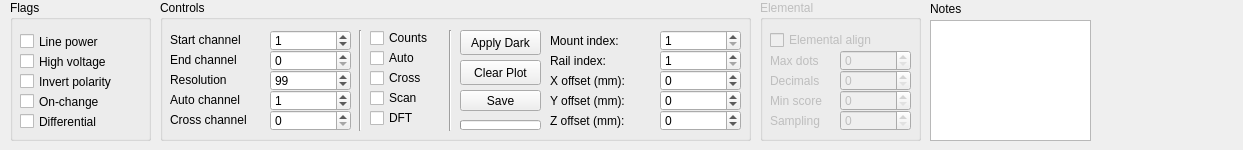
ahp-electronics/xc-gui, file line.ui: the form before one commit.
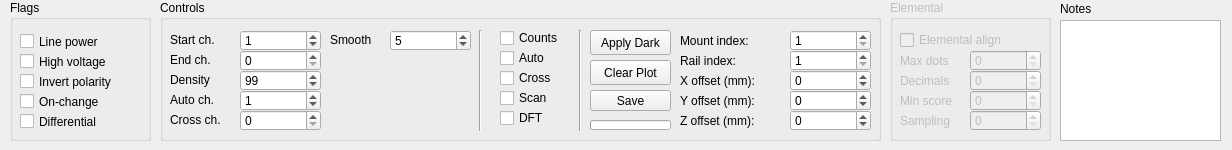
The form after the commit.

The edit to the form file:
```diff
--- a/line.ui
+++ b/line.ui
@@ -6,7 +6,7 @@
    <rect>
     <x>0</x>
     <y>0</y>
-    <width>1243</width>
+    <width>1232</width>
     <height>150</height>
    </rect>
   </property>
@@ -94,7 +94,7 @@
   <widget class="QPlainTextEdit" name="Notes">
    <property name="geometry">
     <rect>
-     <x>930</x>
+     <x>1060</x>
      <y>20</y>
      <width>161</width>
      <height>121</height>
@@ -104,7 +104,7 @@
   <widget class="QLabel" name="label">
    <property name="geometry">
     <rect>
-     <x>930</x>
+     <x>1060</x>
      <y>0</y>
      <width>67</width>
      <height>17</height>
@@ -120,7 +120,7 @@
    </property>
    <property name="geometry">
     <rect>
-     <x>760</x>
+     <x>890</x>
      <y>0</y>
      <width>161</width>
      <height>141</height>
@@ -273,7 +273,7 @@
     <rect>
      <x>160</x>
      <y>0</y>
-     <width>591</width>
+     <width>721</width>
      <height>141</height>
     </rect>
    </property>
@@ -283,7 +283,7 @@
    <widget class="QCheckBox" name="Counts">
     <property name="geometry">
      <rect>
-      <x>210</x>
+      <x>340</x>
       <y>30</y>
       <width>71</width>
       <height>16</height>
@@ -299,7 +299,7 @@
     </property>
     <property name="geometry">
      <rect>
-      <x>210</x>
+      <x>340</x>
       <y>50</y>
       <width>71</width>
       <height>16</height>
@@ -312,7 +312,7 @@
    <widget class="QSpinBox" name="StartChannel">
     <property name="geometry">
      <rect>
-      <x>110</x>
+      <x>80</x>
       <y>30</y>
       <width>81</width>
       <height>21</height>
@@ -327,12 +327,12 @@
      <rect>
       <x>10</x>
       <y>30</y>
-      <width>101</width>
+      <width>61</width>
       <height>20</height>
      </rect>
     </property>
     <property name="text">
-     <string>Start channel</string>
+     <string>Start ch.</string>
     </property>
    </widget>
    <widget class="QLabel" name="label_8">
@@ -340,18 +340,18 @@
      <rect>
       <x>10</x>
       <y>50</y>
-      <width>101</width>
+      <width>61</width>
       <height>20</height>
      </rect>
     </property>
     <property name="text">
-     <string>End channel</string>
+     <string>End ch.</string>
     </property>
    </widget>
    <widget class="QSpinBox" name="EndChannel">
     <property name="geometry">
      <rect>
-      <x>110</x>
+      <x>80</x>
       <y>50</y>
       <width>81</width>
       <height>21</height>
@@ -364,7 +364,7 @@
    <widget class="QCheckBox" name="Crosscorrelations">
     <property name="geometry">
      <rect>
-      <x>210</x>
+      <x>340</x>
       <y>70</y>
       <width>71</width>
       <height>16</height>
@@ -377,7 +377,7 @@
    <widget class="QSpinBox" name="Resolution">
     <property name="geometry">
      <rect>
-      <x>110</x>
+      <x>80</x>
       <y>70</y>
       <width>81</width>
       <height>21</height>
@@ -398,18 +398,18 @@
      <rect>
       <x>10</x>
       <y>70</y>
-      <width>101</width>
+      <width>61</width>
       <height>20</height>
      </rect>
     </property>
     <property name="text">
-     <string>Resolution</string>
+     <string>Density</string>
     </property>
    </widget>
    <widget class="Line" name="line_2">
     <property name="geometry">
      <rect>
-      <x>190</x>
+      <x>310</x>
       <y>30</y>
       <width>21</width>
       <height>101</height>
@@ -422,7 +422,7 @@
    <widget class="QSpinBox" name="AutoChannel">
     <property name="geometry">
      <rect>
-      <x>110</x>
+      <x>80</x>
       <y>90</y>
       <width>81</width>
       <height>21</height>
@@ -435,7 +435,7 @@
    <widget class="QSpinBox" name="CrossChannel">
     <property name="geometry">
      <rect>
-      <x>110</x>
+      <x>80</x>
       <y>110</y>
       <width>81</width>
       <height>21</height>
@@ -450,12 +450,12 @@
      <rect>
       <x>10</x>
       <y>90</y>
-      <width>101</width>
+      <width>61</width>
       <height>20</height>
      </rect>
     </property>
     <property name="text">
-     <string>Auto channel</string>
+     <string>Auto ch.</string>
     </property>
    </widget>
    <widget class="QLabel" name="label_17">
@@ -463,18 +463,18 @@
      <rect>
       <x>10</x>
       <y>110</y>
-      <width>101</width>
+      <width>61</width>
       <height>20</height>
      </rect>
     </property>
     <property name="text">
-     <string>Cross channel</string>
+     <string>Cross ch.</string>
     </property>
    </widget>
    <widget class="QCheckBox" name="Active">
     <property name="geometry">
      <rect>
-      <x>210</x>
+      <x>340</x>
       <y>90</y>
       <width>51</width>
       <height>16</height>
@@ -487,7 +487,7 @@
    <widget class="QCheckBox" name="DFT">
     <property name="geometry">
      <rect>
-      <x>210</x>
+      <x>340</x>
       <y>110</y>
       <width>51</width>
       <height>16</height>
@@ -500,7 +500,7 @@
    <widget class="Line" name="line_3">
     <property name="geometry">
      <rect>
-      <x>280</x>
+      <x>410</x>
       <y>30</y>
       <width>21</width>
       <height>101</height>
@@ -513,7 +513,7 @@
    <widget class="QPushButton" name="TakeDark">
     <property name="geometry">
      <rect>
-      <x>300</x>
+      <x>430</x>
       <y>30</y>
       <width>81</width>
       <height>25</height>
@@ -526,7 +526,7 @@
    <widget class="QPushButton" name="Clear">
     <property name="geometry">
      <rect>
-      <x>300</x>
+      <x>430</x>
       <y>60</y>
       <width>81</width>
       <height>25</height>
@@ -539,7 +539,7 @@
    <widget class="QProgressBar" name="Progress">
     <property name="geometry">
      <rect>
-      <x>300</x>
+      <x>430</x>
       <y>120</y>
       <width>81</width>
       <height>10</height>
@@ -555,7 +555,7 @@
    <widget class="QLabel" name="label_14">
     <property name="geometry">
      <rect>
-      <x>390</x>
+      <x>520</x>
       <y>30</y>
       <width>101</width>
       <height>21</height>
@@ -568,7 +568,7 @@
    <widget class="QLabel" name="label_13">
     <property name="geometry">
      <rect>
-      <x>390</x>
+      <x>520</x>
       <y>50</y>
       <width>101</width>
       <height>21</height>
@@ -581,7 +581,7 @@
    <widget class="QLabel" name="label_9">
     <property name="geometry">
      <rect>
-      <x>390</x>
+      <x>520</x>
       <y>70</y>
       <width>101</width>
       <height>21</height>
@@ -594,7 +594,7 @@
    <widget class="QLabel" name="label_10">
     <property name="geometry">
      <rect>
-      <x>390</x>
+      <x>520</x>
       <y>90</y>
       <width>101</width>
       <height>21</height>
@@ -607,7 +607,7 @@
    <widget class="QLabel" name="label_11">
     <property name="geometry">
      <rect>
-      <x>390</x>
+      <x>520</x>
       <y>110</y>
       <width>101</width>
       <height>21</height>
@@ -620,7 +620,7 @@
    <widget class="QSpinBox" name="MountMotorIndex">
     <property name="geometry">
      <rect>
-      <x>500</x>
+      <x>630</x>
       <y>30</y>
       <width>81</width>
       <height>21</height>
@@ -636,7 +636,7 @@
    <widget class="QSpinBox" name="RailMotorIndex">
     <property name="geometry">
      <rect>
-      <x>500</x>
+      <x>630</x>
       <y>50</y>
       <width>81</width>
       <height>21</height>
@@ -652,7 +652,7 @@
    <widget class="QSpinBox" name="x_location">
     <property name="geometry">
      <rect>
-      <x>500</x>
+      <x>630</x>
       <y>70</y>
       <width>81</width>
       <height>21</height>
@@ -668,7 +668,7 @@
    <widget class="QSpinBox" name="y_location">
     <property name="geometry">
      <rect>
-      <x>500</x>
+      <x>630</x>
       <y>90</y>
       <width>81</width>
       <height>21</height>
@@ -684,7 +684,7 @@
    <widget class="QSpinBox" name="z_location">
     <property name="geometry">
      <rect>
-      <x>500</x>
+      <x>630</x>
       <y>110</y>
       <width>81</width>
       <height>21</height>
@@ -700,7 +700,7 @@
    <widget class="QPushButton" name="Save">
     <property name="geometry">
      <rect>
-      <x>300</x>
+      <x>430</x>
       <y>90</y>
       <width>81</width>
       <height>21</height>
@@ -710,6 +710,35 @@
      <string>Save</string>
     </property>
    </widget>
+   <widget class="QLabel" name="label_12">
+    <property name="geometry">
+     <rect>
+      <x>170</x>
+      <y>30</y>
+      <width>61</width>
+      <height>20</height>
+     </rect>
+    </property>
+    <property name="text">
+     <string>Smooth</string>
+    </property>
+   </widget>
+   <widget class="QSpinBox" name="Smooth">
+    <property name="geometry">
+     <rect>
+      <x>230</x>
+      <y>30</y>
+      <width>81</width>
+      <height>21</height>
+     </rect>
+    </property>
+    <property name="maximum">
+     <number>50</number>
+    </property>
+    <property name="value">
+     <number>5</number>
+    </property>
+   </widget>
   </widget>
  </widget>
  <resources/>
```
